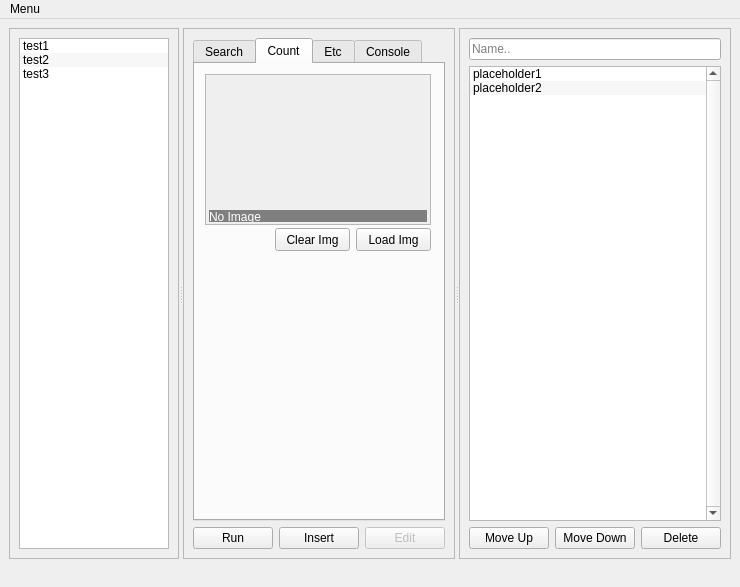
This is Qt_UI/pymacro.ui in jupiterbjy/python-macro-practice as Qt 5 draws it before an edit. The edited form follows.
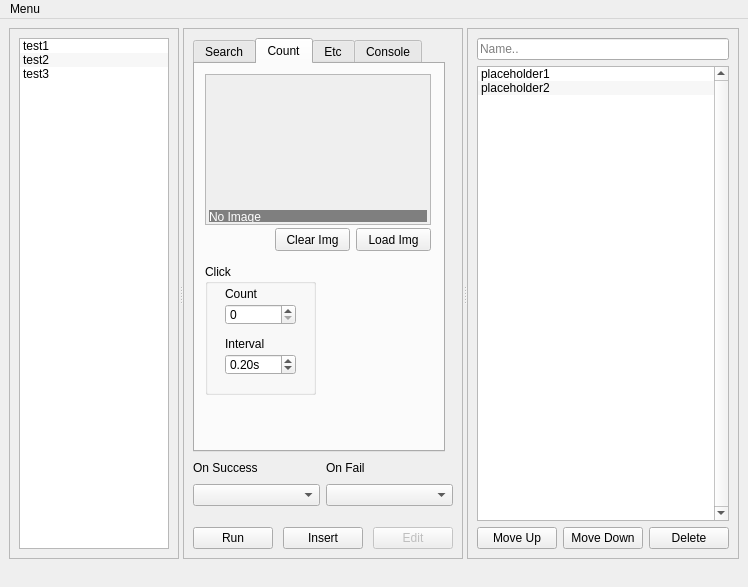
This is the edited form. The open tabs and pages were chosen to show the change.

The edit to the form file:
```diff
--- a/Qt_UI/pymacro.ui
+++ b/Qt_UI/pymacro.ui
@@ -514,6 +514,86 @@
              <string>Clear Img</string>
             </property>
            </widget>
+           <widget class="QGroupBox" name="countClickGroup">
+            <property name="enabled">
+             <bool>true</bool>
+            </property>
+            <property name="geometry">
+             <rect>
+              <x>10</x>
+              <y>200</y>
+              <width>111</width>
+              <height>131</height>
+             </rect>
+            </property>
+            <property name="title">
+             <string>Click</string>
+            </property>
+            <property name="checkable">
+             <bool>false</bool>
+            </property>
+            <property name="checked">
+             <bool>false</bool>
+            </property>
+            <widget class="QLabel" name="label_7">
+             <property name="geometry">
+              <rect>
+               <x>20</x>
+               <y>20</y>
+               <width>81</width>
+               <height>20</height>
+              </rect>
+             </property>
+             <property name="text">
+              <string>Count</string>
+             </property>
+            </widget>
+            <widget class="QSpinBox" name="clickCountSpin_2">
+             <property name="geometry">
+              <rect>
+               <x>20</x>
+               <y>40</y>
+               <width>71</width>
+               <height>21</height>
+              </rect>
+             </property>
+            </widget>
+            <widget class="QLabel" name="label_8">
+             <property name="geometry">
+              <rect>
+               <x>20</x>
+               <y>70</y>
+               <width>81</width>
+               <height>20</height>
+              </rect>
+             </property>
+             <property name="text">
+              <string>Interval</string>
+             </property>
+            </widget>
+            <widget class="QDoubleSpinBox" name="clickIntervalSpin_2">
+             <property name="geometry">
+              <rect>
+               <x>20</x>
+               <y>90</y>
+               <width>71</width>
+               <height>21</height>
+              </rect>
+             </property>
+             <property name="suffix">
+              <string>s</string>
+             </property>
+             <property name="maximum">
+              <double>10000.000000000000000</double>
+             </property>
+             <property name="singleStep">
+              <double>0.050000000000000</double>
+             </property>
+             <property name="value">
+              <double>0.200000000000000</double>
+             </property>
+            </widget>
+           </widget>
           </widget>
           <widget class="QWidget" name="funcTab">
            <attribute name="title">
@@ -727,8 +807,17 @@
           </widget>
          </widget>
         </item>
-        <item row="1" column="0">
+        <item row="2" column="0">
          <layout class="QHBoxLayout" name="horizontalLayout">
+          <property name="spacing">
+           <number>10</number>
+          </property>
+          <property name="sizeConstraint">
+           <enum>QLayout::SetDefaultConstraint</enum>
+          </property>
+          <property name="topMargin">
+           <number>15</number>
+          </property>
           <item>
            <widget class="QPushButton" name="runButton">
             <property name="sizePolicy">
@@ -773,6 +862,39 @@
           </item>
          </layout>
         </item>
+        <item row="1" column="0">
+         <layout class="QGridLayout" name="gridLayout_5">
+          <property name="sizeConstraint">
+           <enum>QLayout::SetMinimumSize</enum>
+          </property>
+          <item row="0" column="0">
+           <widget class="QLabel" name="label_9">
+            <property name="maximumSize">
+             <size>
+              <width>16777215</width>
+              <height>20</height>
+             </size>
+            </property>
+            <property name="text">
+             <string>On Success</string>
+            </property>
+           </widget>
+          </item>
+          <item row="0" column="1">
+           <widget class="QLabel" name="label_10">
+            <property name="text">
+             <string>On Fail</string>
+            </property>
+           </widget>
+          </item>
+          <item row="1" column="0">
+           <widget class="QComboBox" name="onSuccessCombo"/>
+          </item>
+          <item row="1" column="1">
+           <widget class="QComboBox" name="onFailCombo"/>
+          </item>
+         </layout>
+        </item>
        </layout>
       </widget>
       <widget class="QFrame" name="frame">
```
Left out of the diff: 10 changed lines with no effect on the pictures.
